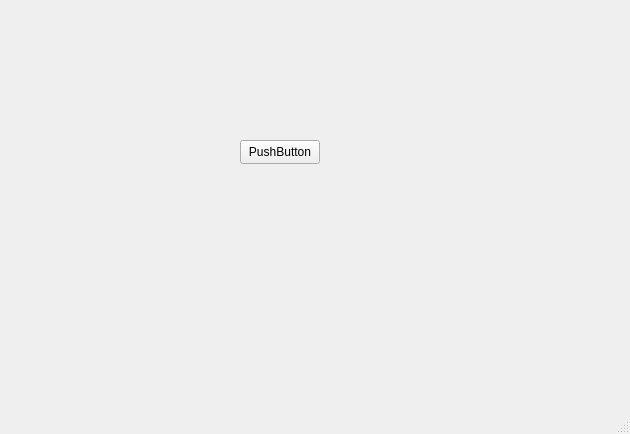
This is mainwindow.ui in RoeschFlo/yoga_app as Qt 5 draws it before an edit. The edited form follows.
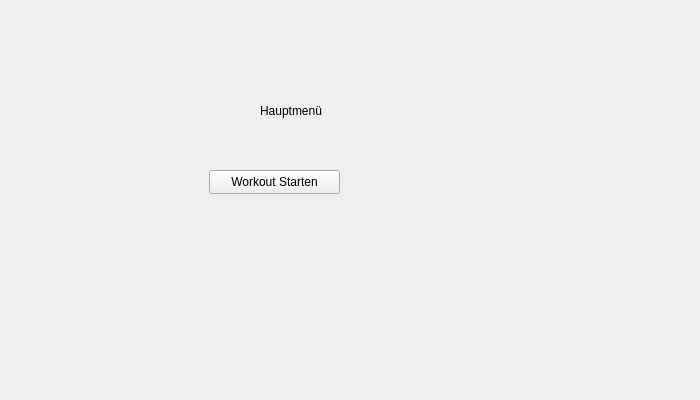
This is the edited form.

```diff
--- a/mainwindow.ui
+++ b/mainwindow.ui
@@ -6,39 +6,53 @@
    <rect>
     <x>0</x>
     <y>0</y>
-    <width>630</width>
-    <height>434</height>
+    <width>700</width>
+    <height>400</height>
    </rect>
   </property>
   <property name="windowTitle">
    <string>MainWindow</string>
   </property>
   <widget class="QWidget" name="centralwidget">
-   <widget class="QPushButton" name="hello_world_button">
+   <widget class="QStackedWidget" name="stackedWidget">
     <property name="geometry">
      <rect>
-      <x>240</x>
-      <y>140</y>
-      <width>80</width>
-      <height>24</height>
+      <x>90</x>
+      <y>20</y>
+      <width>481</width>
+      <height>211</height>
      </rect>
     </property>
-    <property name="text">
-     <string>PushButton</string>
-    </property>
+    <widget class="QWidget" name="page">
+     <widget class="QLabel" name="label">
+      <property name="geometry">
+       <rect>
+        <x>170</x>
+        <y>60</y>
+        <width>121</width>
+        <height>61</height>
+       </rect>
+      </property>
+      <property name="text">
+       <string>Hauptmenü</string>
+      </property>
+     </widget>
+     <widget class="QPushButton" name="pbtn_start_workout">
+      <property name="geometry">
+       <rect>
+        <x>119</x>
+        <y>150</y>
+        <width>131</width>
+        <height>24</height>
+       </rect>
+      </property>
+      <property name="text">
+       <string>Workout Starten</string>
+      </property>
+     </widget>
+    </widget>
    </widget>
   </widget>
-  <widget class="QMenuBar" name="menubar">
-   <property name="geometry">
-    <rect>
-     <x>0</x>
-     <y>0</y>
-     <width>630</width>
-     <height>21</height>
-    </rect>
-   </property>
-  </widget>
-  <widget class="QStatusBar" name="statusbar"/>
  </widget>
  <resources/>
  <connections/>
```
